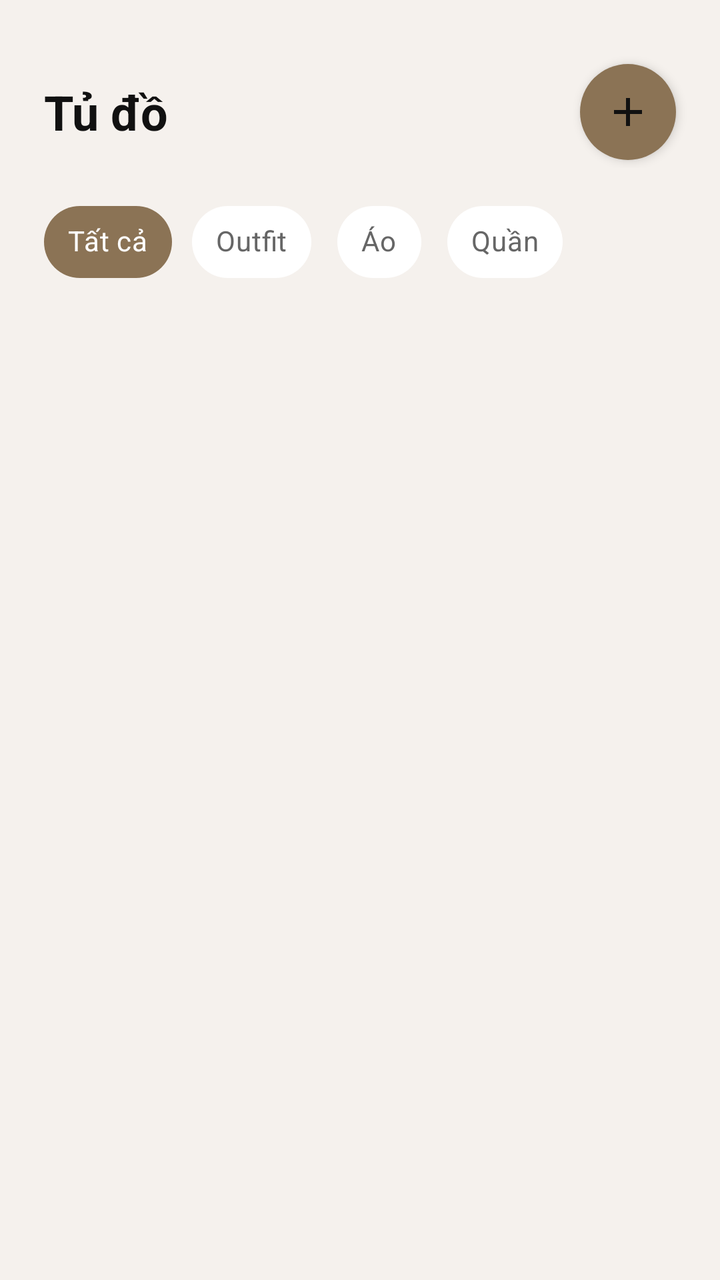
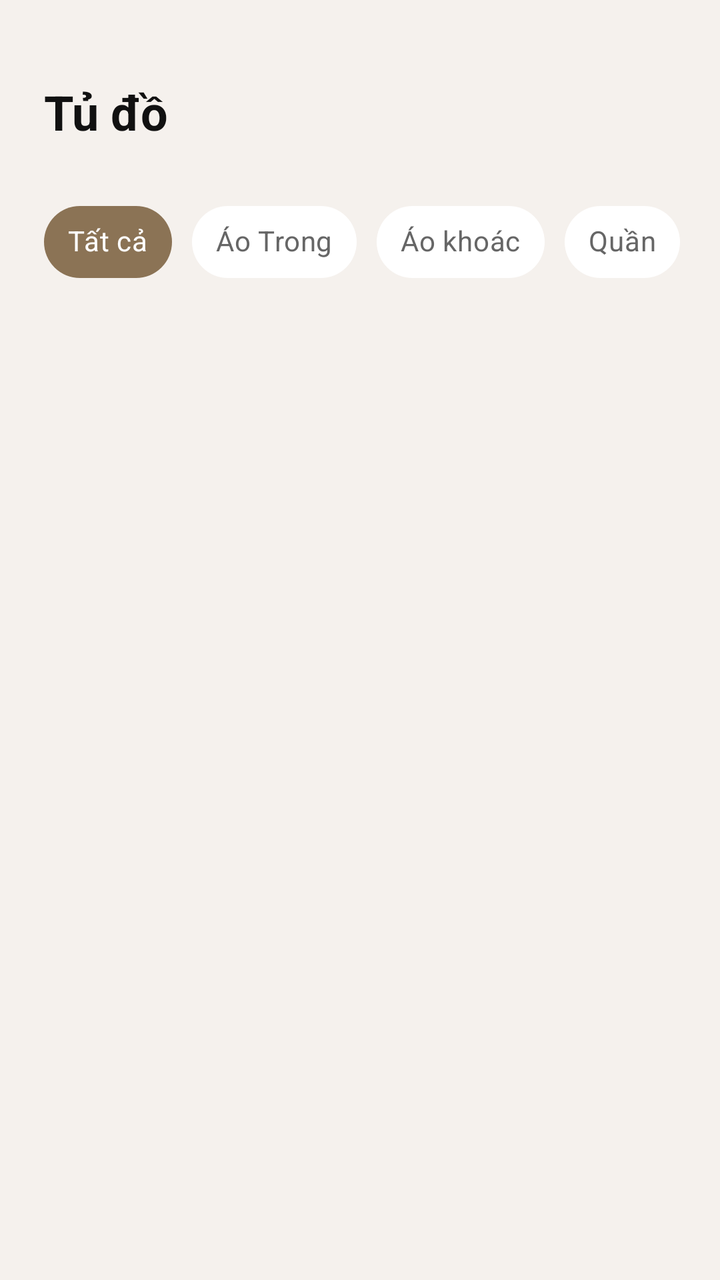

Screens rendered from an Android XML layout before and after an edit, with the pre-edit source and the edit as a unified diff.
<!-- AndroidManifest.xml: application theme Base.Theme.OutfitCoordination -->
<!-- res/layout/fragment_wardrobe.xml -->
<?xml version="1.0" encoding="utf-8"?>
<androidx.coordinatorlayout.widget.CoordinatorLayout
    xmlns:android="http://schemas.android.com/apk/res/android"
    xmlns:app="http://schemas.android.com/apk/res-auto"
    xmlns:tools="http://schemas.android.com/tools"
    android:layout_width="match_parent"
    android:layout_height="match_parent"
    android:background="#F5F1ED">

    <androidx.core.widget.NestedScrollView
        android:layout_width="match_parent"
        android:layout_height="match_parent"
        android:fillViewport="true"
        android:paddingBottom="88dp">

        <LinearLayout
            android:layout_width="match_parent"
            android:layout_height="wrap_content"
            android:orientation="vertical"
            android:paddingTop="28dp"
            android:paddingBottom="24dp">

            <LinearLayout
                android:layout_width="match_parent"
                android:layout_height="56dp"
                android:gravity="center_vertical"
                android:orientation="horizontal">

                <TextView
                    android:layout_width="101dp"
                    android:layout_height="wrap_content"
                    android:layout_weight="1"
                    android:text="Tủ đồ"
                    android:layout_marginStart="22dp"
                    android:layout_marginEnd="22dp"
                    android:textColor="#111111"
                    android:textSize="24sp"
                    android:textStyle="bold" />

                <ImageButton
                    android:id="@+id/btnFilter"
                    android:layout_width="48dp"
                    android:layout_height="48dp"
                    android:layout_marginStart="22dp"
                    android:layout_marginEnd="22dp"
                    android:background="@drawable/bg_circle_brown"
                    android:contentDescription="Bộ lọc"
                    android:elevation="3dp"
                    android:padding="13dp"
                    android:src="@drawable/ic_add"
                    app:tint="#111111" />
            </LinearLayout>

            <HorizontalScrollView
                android:layout_width="match_parent"
                android:layout_height="wrap_content"
                android:layout_marginTop="16dp"
                android:layout_marginBottom="22dp"
                android:clipToPadding="false"
                android:scrollbars="none">

                <com.google.android.material.chip.ChipGroup
                    android:id="@+id/chipGroup"
                    android:layout_width="wrap_content"
                    android:layout_height="wrap_content"
                    app:checkedChip="@id/chipAll"
                    android:layout_marginStart="22dp"
                    android:layout_marginEnd="22dp"
                    app:chipSpacingHorizontal="10dp"
                    app:singleSelection="true">

                    <com.google.android.material.chip.Chip
                        android:id="@+id/wrAll"
                        style="@style/Widget.MaterialComponents.Chip.Choice"
                        android:layout_width="wrap_content"
                        android:layout_height="42dp"
                        android:checked="true"
                        android:text="Tất cả"
                        android:textColor="@color/chip_text_color"
                        android:textStyle="bold"
                        app:chipBackgroundColor="@color/chip_bg_color"
                        app:chipCornerRadius="22dp"
                        app:chipMinHeight="42dp"
                        app:chipStrokeWidth="0dp" />

                    <com.google.android.material.chip.Chip
                        android:id="@+id/wrOutfit"
                        style="@style/Widget.MaterialComponents.Chip.Choice"
                        android:layout_width="wrap_content"
                        android:layout_height="42dp"
                        android:text="Outfit"
                        android:textColor="@color/chip_text_color"
                        android:textStyle="bold"
                        app:chipBackgroundColor="@color/chip_bg_color"
                        app:chipCornerRadius="22dp"
                        app:chipMinHeight="42dp"
                        app:chipStrokeWidth="0dp" />

                    <com.google.android.material.chip.Chip
                        android:id="@+id/wrShirt"
                        style="@style/Widget.MaterialComponents.Chip.Choice"
                        android:layout_width="wrap_content"
                        android:layout_height="42dp"
                        android:text="Áo"
                        android:textColor="@color/chip_text_color"
                        android:textStyle="bold"
                        app:chipBackgroundColor="@color/chip_bg_color"
                        app:chipCornerRadius="22dp"
                        app:chipMinHeight="42dp"
                        app:chipStrokeWidth="0dp" />

                    <com.google.android.material.chip.Chip
                        android:id="@+id/wrTrouser"
                        style="@style/Widget.MaterialComponents.Chip.Choice"
                        android:layout_width="wrap_content"
                        android:layout_height="42dp"
                        android:text="Quần"
                        android:textColor="@color/chip_text_color"
                        android:textStyle="bold"
                        app:chipBackgroundColor="@color/chip_bg_color"
                        app:chipCornerRadius="22dp"
                        app:chipMinHeight="42dp"
                        app:chipStrokeWidth="0dp" />
                </com.google.android.material.chip.ChipGroup>
            </HorizontalScrollView>

            <TextView
                android:id="@+id/tvEmpty"
                android:layout_width="match_parent"
                android:layout_height="120dp"
                android:gravity="center"
                android:text="Chưa có quần áo nào được thêm vào tủ đồ"
                android:textColor="#8C8176"
                android:textSize="15sp"
                android:visibility="gone"
                tools:visibility="visible" />

            <androidx.recyclerview.widget.RecyclerView
                android:id="@+id/rvWardrobe"
                android:layout_width="match_parent"
                android:layout_height="wrap_content"
                android:nestedScrollingEnabled="false"
                android:clipToPadding="false"
                android:paddingBottom="16dp"
                app:layoutManager="androidx.recyclerview.widget.GridLayoutManager"
                app:spanCount="2" />

        </LinearLayout>
    </androidx.core.widget.NestedScrollView>
</androidx.coordinatorlayout.widget.CoordinatorLayout>
<!-- resources referenced by this layout -->
<resources>
  <!-- drawable bg_circle_brown (drawable) -->
  <?xml version="1.0" encoding="utf-8"?>
  <shape xmlns:android="http://schemas.android.com/apk/res/android"
      android:shape="oval">
      <solid android:color="#8B7355" />
  </shape>
  <!-- drawable ic_add (drawable) -->
  <vector xmlns:android="http://schemas.android.com/apk/res/android"
      android:width="24dp"
      android:height="24dp"
      android:viewportWidth="960"
      android:viewportHeight="960">
    <path
        android:pathData="M440,520L200,520v-80h240v-240h80v240h240v80L520,520v240h-80v-240Z"
        android:fillColor="#1f1f1f"/>
  </vector>
  <style name="Base.Theme.OutfitCoordination" parent="Theme.MaterialComponents.Light.NoActionBar">
          <item name="colorPrimary">@color/primary_brown</item>
          <item name="colorPrimaryVariant">@color/primary_brown_dark</item>
          <item name="colorOnPrimary">@color/white</item>
          <item name="colorSecondary">@color/primary_brown</item>
          <item name="android:statusBarColor">@color/white</item>
          <item name="android:windowLightStatusBar">true</item>
      </style>
  <color name="primary_brown">#8B7355</color>
  <color name="primary_brown_dark">#6D5A44</color>
  <color name="white">#FFFFFF</color>
</resources>

<!-- the commit's change to res/layout/fragment_wardrobe.xml (unified diff, before → after) -->
@@ -36,19 +36,6 @@
                     android:textColor="#111111"
                     android:textSize="24sp"
                     android:textStyle="bold" />
-
-                <ImageButton
-                    android:id="@+id/btnFilter"
-                    android:layout_width="48dp"
-                    android:layout_height="48dp"
-                    android:layout_marginStart="22dp"
-                    android:layout_marginEnd="22dp"
-                    android:background="@drawable/bg_circle_brown"
-                    android:contentDescription="Bộ lọc"
-                    android:elevation="3dp"
-                    android:padding="13dp"
-                    android:src="@drawable/ic_add"
-                    app:tint="#111111" />
             </LinearLayout>
 
             <HorizontalScrollView
@@ -84,11 +71,11 @@
                         app:chipStrokeWidth="0dp" />
 
                     <com.google.android.material.chip.Chip
-                        android:id="@+id/wrOutfit"
+                        android:id="@+id/wrAotrong"
                         style="@style/Widget.MaterialComponents.Chip.Choice"
                         android:layout_width="wrap_content"
                         android:layout_height="42dp"
-                        android:text="Outfit"
+                        android:text="Áo Trong"
                         android:textColor="@color/chip_text_color"
                         android:textStyle="bold"
                         app:chipBackgroundColor="@color/chip_bg_color"
@@ -97,11 +84,11 @@
                         app:chipStrokeWidth="0dp" />
 
                     <com.google.android.material.chip.Chip
-                        android:id="@+id/wrShirt"
+                        android:id="@+id/wrAokhoac"
                         style="@style/Widget.MaterialComponents.Chip.Choice"
                         android:layout_width="wrap_content"
                         android:layout_height="42dp"
-                        android:text="Áo"
+                        android:text="Áo khoác"
                         android:textColor="@color/chip_text_color"
                         android:textStyle="bold"
                         app:chipBackgroundColor="@color/chip_bg_color"
<!-- resource entries referenced after the edit -->
@@ -1,21 +1,5 @@
 <!-- resources referenced by this layout -->
 <resources>
-  <!-- drawable bg_circle_brown (drawable) -->
-  <?xml version="1.0" encoding="utf-8"?>
-  <shape xmlns:android="http://schemas.android.com/apk/res/android"
-      android:shape="oval">
-      <solid android:color="#8B7355" />
-  </shape>
-  <!-- drawable ic_add (drawable) -->
-  <vector xmlns:android="http://schemas.android.com/apk/res/android"
-      android:width="24dp"
-      android:height="24dp"
-      android:viewportWidth="960"
-      android:viewportHeight="960">
-    <path
-        android:pathData="M440,520L200,520v-80h240v-240h80v240h240v80L520,520v240h-80v-240Z"
-        android:fillColor="#1f1f1f"/>
-  </vector>
   <style name="Base.Theme.OutfitCoordination" parent="Theme.MaterialComponents.Light.NoActionBar">
           <item name="colorPrimary">@color/primary_brown</item>
           <item name="colorPrimaryVariant">@color/primary_brown_dark</item>
